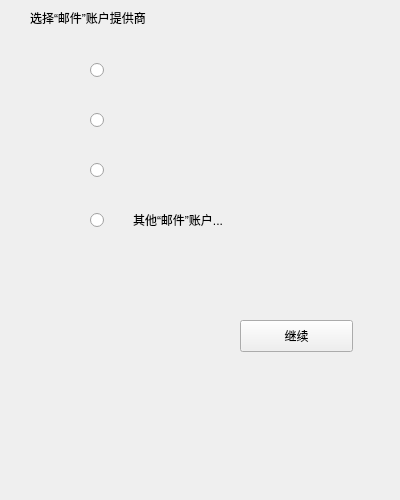
Qt form select_mail.ui (ComputerZSL/MyMail) before a commit.
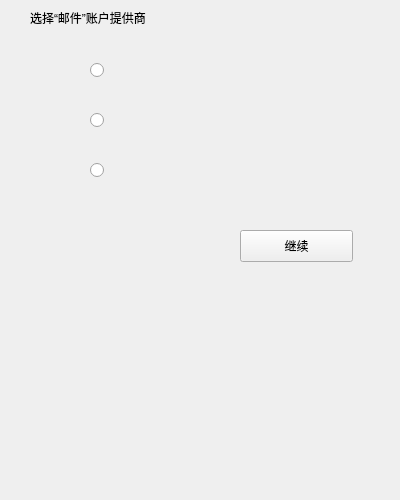
The same form after that commit. Icons and pictures are not drawn.

Patch:
```diff
--- a/select_mail.ui
+++ b/select_mail.ui
@@ -39,7 +39,7 @@
    <property name="geometry">
     <rect>
      <x>240</x>
-     <y>320</y>
+     <y>230</y>
      <width>113</width>
      <height>32</height>
     </rect>
@@ -177,32 +177,6 @@
     <bool>true</bool>
    </property>
   </widget>
-  <widget class="QRadioButton" name="radioButton_2">
-   <property name="geometry">
-    <rect>
-     <x>90</x>
-     <y>210</y>
-     <width>161</width>
-     <height>20</height>
-    </rect>
-   </property>
-   <property name="text">
-    <string/>
-   </property>
-  </widget>
-  <widget class="QLabel" name="label_3">
-   <property name="geometry">
-    <rect>
-     <x>133</x>
-     <y>212</y>
-     <width>111</width>
-     <height>16</height>
-    </rect>
-   </property>
-   <property name="text">
-    <string>其他“邮件”账户...</string>
-   </property>
-  </widget>
  </widget>
  <resources>
   <include location="yahoo_mail.qrc"/>
```
Left out of the diff: 16 changed lines with no effect on the pictures.
